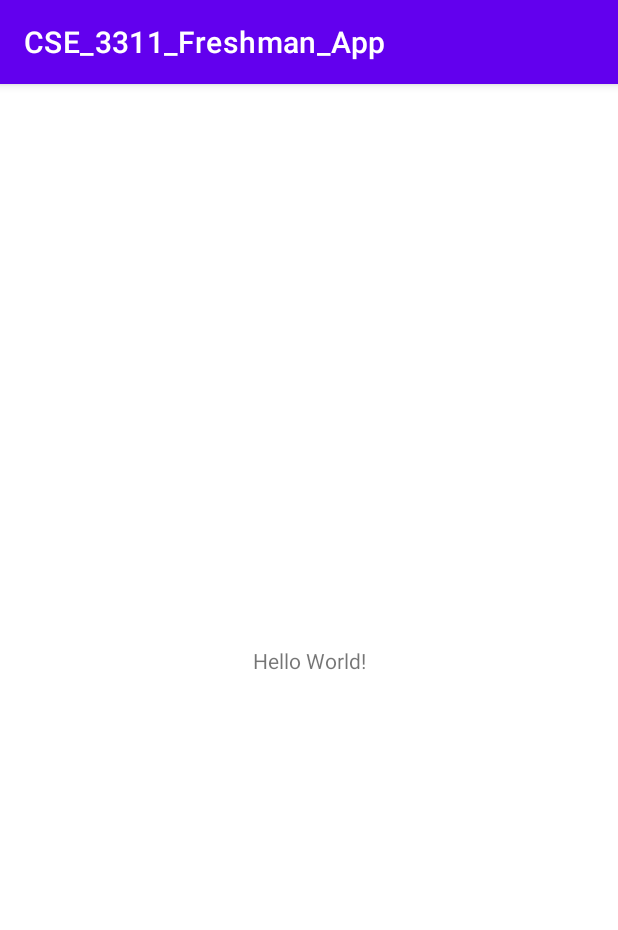
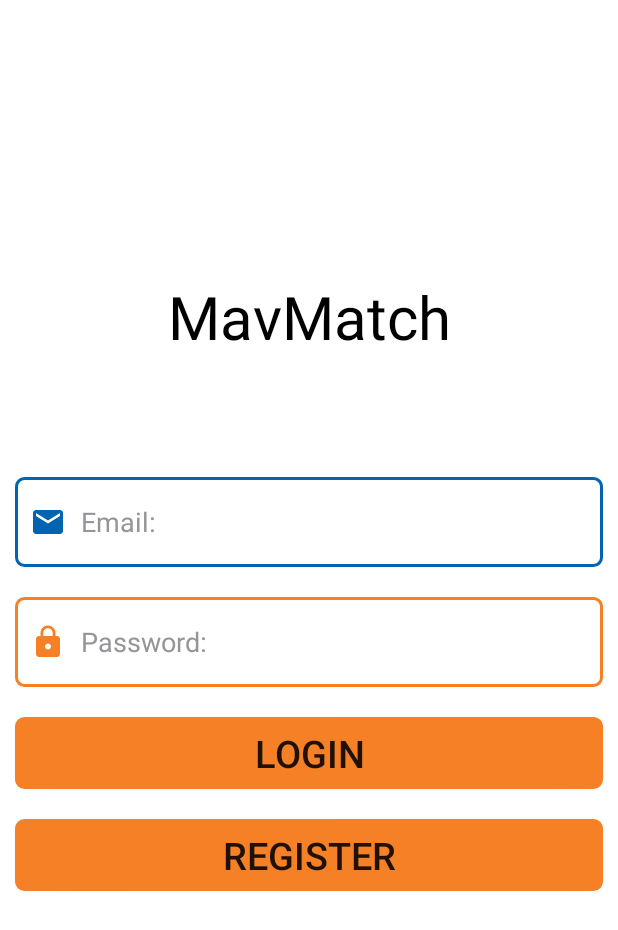
Before and after one commit to AndyLazaro/CSE_3311_Freshman_App, an Android app: the screen it shows after launch (MainActivity before the commit, LoginActivity after it), on a phone screen of 412 x 824 dp. Shown: the top 930 px of the screen. Run offline under Robolectric (Android 15) with nearby library versions, the phone set to English and light mode, and no system bars; our stand-ins replace Firebase (no records; nobody signed in at launch, a user with empty details on screens opened directly).

Commit message:
Login and Registration with Firebase

```diff
--- a/app/build.gradle
+++ b/app/build.gradle
@@ -1,5 +1,6 @@
 plugins {
     id 'com.android.application'
+    id 'com.google.gms.google-services'
 }
 
 android {
@@ -29,6 +30,10 @@ android {
 
 dependencies {
 
+    implementation platform('com.google.firebase:firebase-bom:30.4.1')
+    implementation 'com.google.firebase:firebase-analytics'
+    implementation 'com.google.firebase:firebase-auth'
+    implementation 'com.google.firebase:firebase-database'
     implementation 'androidx.appcompat:appcompat:1.5.0'
     implementation 'com.google.android.material:material:1.6.1'
     implementation 'androidx.constraintlayout:constraintlayout:2.1.4'
--- /dev/null
+++ b/app/src/main/java/com/example/cse_3311_freshman_app/LoginActivity.java
@@ -0,0 +1,102 @@
+package com.example.cse_3311_freshman_app;
+
+import androidx.annotation.NonNull;
+import androidx.appcompat.app.AppCompatActivity;
+
+import android.content.Intent;
+import android.os.Bundle;
+import android.text.TextUtils;
+import android.view.View;
+import android.widget.Button;
+import android.widget.EditText;
+import android.widget.ProgressBar;
+import android.widget.Toast;
+
+import com.google.android.gms.tasks.OnCompleteListener;
+import com.google.android.gms.tasks.Task;
+import com.google.firebase.auth.AuthResult;
+import com.google.firebase.auth.FirebaseAuth;
+import com.google.firebase.auth.FirebaseUser;
+
+public class LoginActivity extends AppCompatActivity {
+
+    EditText emailEt, passwordEt;
+    Button registerBtn, loginBtn;
+    ProgressBar progressBar;
+    FirebaseAuth mAuth;
+
+    @Override
+    protected void onCreate(Bundle savedInstanceState) {
+        super.onCreate(savedInstanceState);
+        setContentView(R.layout.activity_login);
+
+        emailEt = findViewById(R.id.login_email_et);
+        passwordEt = findViewById(R.id.login_password_et);
+        registerBtn = findViewById(R.id.login_to_signup);
+        loginBtn = findViewById(R.id.button_login);
+        progressBar = findViewById(R.id.progressbar_login);
+        mAuth = FirebaseAuth.getInstance();
+
+        //Register button moves to register page
+        registerBtn.setOnClickListener(new View.OnClickListener() {
+            @Override
+            public void onClick(View view) {
+                Intent intent = new Intent(LoginActivity.this,RegisterActivity.class);
+                startActivity(intent);
+            }
+        });
+
+        //Login button handles input and validates if user exists in database to go to main
+        loginBtn.setOnClickListener(new View.OnClickListener() {
+            @Override
+            public void onClick(View view) {
+                String email = emailEt.getText().toString();
+                String password = passwordEt.getText().toString();
+                if(!TextUtils.isEmpty(email) && (!TextUtils.isEmpty(password)))
+                {
+                    progressBar.setVisibility(View.VISIBLE);
+                    mAuth.signInWithEmailAndPassword(email, password).addOnCompleteListener(new OnCompleteListener<AuthResult>() {
+                        @Override
+                        public void onComplete(@NonNull Task<AuthResult> task) {
+                           if (task.isSuccessful())
+                           {
+                               moveToMain();
+                               progressBar.setVisibility(View.INVISIBLE);
+                           }
+                           else
+                           {
+                               progressBar.setVisibility(View.INVISIBLE);
+                               String error = task.getException().getMessage();
+                               Toast.makeText(LoginActivity.this, "Error  :"+error, Toast.LENGTH_SHORT).show();
+                           }
+                        }
+                    });
+                }
+                else
+                {
+                    progressBar.setVisibility(View.INVISIBLE);
+                    Toast.makeText(LoginActivity.this, "Fill Out All Fields", Toast.LENGTH_SHORT).show();
+                }
+            }
+        });
+    }
+
+    private void moveToMain()
+    {
+        Intent intent = new Intent(LoginActivity.this, MainActivity.class);
+        startActivity(intent);
+        finish();
+    }
+
+    @Override
+    protected void onStart() {
+        super.onStart();
+
+        //Check to see if there is a current user logged in, if so, go to main page
+        FirebaseUser user = FirebaseAuth.getInstance().getCurrentUser();
+        if (user != null)
+        {
+            moveToMain();
+        }
+    }
+}
--- a/app/src/main/java/com/example/cse_3311_freshman_app/MainActivity.java
+++ b/app/src/main/java/com/example/cse_3311_freshman_app/MainActivity.java
@@ -2,13 +2,49 @@ package com.example.cse_3311_freshman_app;
 
 import androidx.appcompat.app.AppCompatActivity;
 
+import android.content.Intent;
 import android.os.Bundle;
+import android.view.View;
+import android.widget.Button;
+
+import com.google.firebase.auth.FirebaseAuth;
+import com.google.firebase.auth.FirebaseUser;
 
 public class MainActivity extends AppCompatActivity {
+
+    Button signOutBtn;
+    FirebaseAuth auth;
 
     @Override
     protected void onCreate(Bundle savedInstanceState) {
         super.onCreate(savedInstanceState);
         setContentView(R.layout.activity_main);
+        signOutBtn = findViewById(R.id.button_logout);
+        auth = FirebaseAuth.getInstance();
+
+        //Sign out the user and send back to login page
+        signOutBtn.setOnClickListener(new View.OnClickListener() {
+            @Override
+            public void onClick(View view) {
+                auth.signOut();
+                Intent intent = new Intent(MainActivity.this, LoginActivity.class);
+                startActivity(intent);
+            }
+        });
+
+    }
+
+    @Override
+    protected void onStart() {
+        super.onStart();
+
+        //Check to see if there is a current user logged in, if not, go to login page
+        FirebaseUser user = FirebaseAuth.getInstance().getCurrentUser();
+        if (user == null)
+        {
+            Intent intent = new Intent (MainActivity.this, LoginActivity.class);
+            startActivity(intent);
+            finish();
+        }
     }
 }
--- /dev/null
+++ b/app/src/main/res/drawable/custom_button.xml
@@ -0,0 +1,28 @@
+<?xml version="1.0" encoding="utf-8"?>
+<selector xmlns:android="http://schemas.android.com/apk/res/android">
+
+    <item android:state_pressed="true">
+        <shape android:shape="rectangle">
+            <solid android:color="@color/utablue"/>
+            <corners android:radius="5dp"/>
+            <stroke android:color="@color/utablue" android:width="2dp"/>
+        </shape>
+    </item>
+
+    <item android:state_focused="true">
+        <shape android:shape="rectangle">
+            <solid android:color="@color/utablue"/>
+            <corners android:radius="5dp"/>
+            <stroke android:color="@color/utablue" android:width="2dp"/>
+        </shape>
+    </item>
+
+    <item >
+        <shape android:shape="rectangle">
+            <solid android:color="@color/utaorange"/>
+            <corners android:radius="5dp"/>
+            <stroke android:color="@color/utaorange" android:width="2dp"/>
+        </shape>
+    </item>
+
+</selector>
--- /dev/null
+++ b/app/src/main/res/drawable/custom_input.xml
@@ -0,0 +1,20 @@
+<?xml version="1.0" encoding="utf-8"?>
+<selector xmlns:android="http://schemas.android.com/apk/res/android">
+
+    <item android:state_enabled="true" android:state_focused="true">
+        <shape android:shape="rectangle">
+            <solid android:color="@color/utawhite"/>
+            <corners android:radius="5dp"/>
+            <stroke android:color="@color/utablue" android:width="2dp"/>
+        </shape>
+    </item>
+
+    <item android:state_enabled="true">
+        <shape android:shape="rectangle">
+            <solid android:color="@color/utawhite"/>
+            <corners android:radius="5dp"/>
+            <stroke android:color="@color/utaorange" android:width="2dp"/>
+        </shape>
+    </item>
+
+</selector>
--- /dev/null
+++ b/app/src/main/res/drawable/email_highlighted.xml
@@ -0,0 +1,5 @@
+<vector android:height="24dp"
+    android:viewportHeight="24" android:viewportWidth="24"
+    android:width="24dp" xmlns:android="http://schemas.android.com/apk/res/android">
+    <path android:fillColor="@color/utablue" android:pathData="M20,4L4,4c-1.1,0 -1.99,0.9 -1.99,2L2,18c0,1.1 0.9,2 2,2h16c1.1,0 2,-0.9 2,-2L22,6c0,-1.1 -0.9,-2 -2,-2zM20,8l-8,5 -8,-5L4,6l8,5 8,-5v2z"/>
+</vector>
--- /dev/null
+++ b/app/src/main/res/drawable/email_input.xml
@@ -0,0 +1,9 @@
+<?xml version="1.0" encoding="utf-8"?>
+<selector xmlns:android="http://schemas.android.com/apk/res/android">
+
+    <item android:state_focused="true"
+        android:drawable="@drawable/email_highlighted"/>
+
+    <item android:state_focused="false"
+        android:drawable="@drawable/ic_baseline_email_24"/>
+</selector>
--- /dev/null
+++ b/app/src/main/res/drawable/ic_baseline_email_24.xml
@@ -0,0 +1,5 @@
+<vector android:height="24dp"
+    android:viewportHeight="24" android:viewportWidth="24"
+    android:width="24dp" xmlns:android="http://schemas.android.com/apk/res/android">
+    <path android:fillColor="@color/utaorange" android:pathData="M20,4L4,4c-1.1,0 -1.99,0.9 -1.99,2L2,18c0,1.1 0.9,2 2,2h16c1.1,0 2,-0.9 2,-2L22,6c0,-1.1 -0.9,-2 -2,-2zM20,8l-8,5 -8,-5L4,6l8,5 8,-5v2z"/>
+</vector>
--- /dev/null
+++ b/app/src/main/res/drawable/ic_baseline_lock_24.xml
@@ -0,0 +1,5 @@
+<vector android:height="24dp"
+    android:viewportHeight="24" android:viewportWidth="24"
+    android:width="24dp" xmlns:android="http://schemas.android.com/apk/res/android">
+    <path android:fillColor="@color/utaorange" android:pathData="M18,8h-1L17,6c0,-2.76 -2.24,-5 -5,-5S7,3.24 7,6v2L6,8c-1.1,0 -2,0.9 -2,2v10c0,1.1 0.9,2 2,2h12c1.1,0 2,-0.9 2,-2L20,10c0,-1.1 -0.9,-2 -2,-2zM12,17c-1.1,0 -2,-0.9 -2,-2s0.9,-2 2,-2 2,0.9 2,2 -0.9,2 -2,2zM15.1,8L8.9,8L8.9,6c0,-1.71 1.39,-3.1 3.1,-3.1 1.71,0 3.1,1.39 3.1,3.1v2z"/>
+</vector>
--- /dev/null
+++ b/app/src/main/res/drawable/password_highlighted.xml
@@ -0,0 +1,5 @@
+<vector android:height="24dp"
+    android:viewportHeight="24" android:viewportWidth="24"
+    android:width="24dp" xmlns:android="http://schemas.android.com/apk/res/android">
+    <path android:fillColor="@color/utablue" android:pathData="M18,8h-1L17,6c0,-2.76 -2.24,-5 -5,-5S7,3.24 7,6v2L6,8c-1.1,0 -2,0.9 -2,2v10c0,1.1 0.9,2 2,2h12c1.1,0 2,-0.9 2,-2L20,10c0,-1.1 -0.9,-2 -2,-2zM12,17c-1.1,0 -2,-0.9 -2,-2s0.9,-2 2,-2 2,0.9 2,2 -0.9,2 -2,2zM15.1,8L8.9,8L8.9,6c0,-1.71 1.39,-3.1 3.1,-3.1 1.71,0 3.1,1.39 3.1,3.1v2z"/>
+</vector>
--- /dev/null
+++ b/app/src/main/res/drawable/password_input.xml
@@ -0,0 +1,9 @@
+<?xml version="1.0" encoding="utf-8"?>
+<selector xmlns:android="http://schemas.android.com/apk/res/android">
+
+    <item android:state_focused="true"
+        android:drawable="@drawable/password_highlighted"/>
+
+    <item android:state_focused="false"
+        android:drawable="@drawable/ic_baseline_lock_24"/>
+</selector>
--- /dev/null
+++ b/app/src/main/res/layout/activity_login.xml
@@ -0,0 +1,80 @@
+<?xml version="1.0" encoding="utf-8"?>
+<LinearLayout xmlns:android="http://schemas.android.com/apk/res/android"
+    xmlns:app="http://schemas.android.com/apk/res-auto"
+    xmlns:tools="http://schemas.android.com/tools"
+    android:layout_width="match_parent"
+    android:layout_height="match_parent"
+    android:orientation="vertical"
+    android:gravity="center"
+    android:background="@color/utawhite"
+    tools:context=".LoginActivity">
+
+    <TextView
+        android:layout_width="match_parent"
+        android:layout_height="wrap_content"
+        android:text="MavMatch"
+        android:textColor="@color/utablack"
+        android:textSize="40sp"
+        android:textAlignment="center"
+        android:gravity="center_horizontal"
+        android:layout_marginBottom="70dp"/>
+
+    <EditText
+        android:id="@+id/login_email_et"
+        android:layout_width="match_parent"
+        android:layout_height="60dp"
+        android:layout_margin="10dp"
+        android:background="@drawable/custom_input"
+        android:drawableStart="@drawable/email_input"
+        android:drawableLeft="@drawable/email_input"
+        android:drawablePadding="10dp"
+        android:hint="Email:"
+        android:inputType="textEmailAddress"
+        android:paddingStart="10dp"
+        android:textColor="@color/utablack"
+        android:textColorHint="@color/utagrey" />
+
+    <EditText
+        android:id="@+id/login_password_et"
+        android:layout_width="match_parent"
+        android:layout_height="60dp"
+        android:layout_margin="10dp"
+        android:background="@drawable/custom_input"
+        android:drawableStart="@drawable/password_input"
+        android:drawableLeft="@drawable/password_input"
+        android:drawablePadding="10dp"
+        android:hint="Password:"
+        android:inputType="textPassword"
+        android:paddingStart="10dp"
+        android:textColor="@color/utablack"
+        android:textColorHint="@color/utagrey" />
+
+    <Button
+        android:layout_width="match_parent"
+        android:layout_height="wrap_content"
+        android:background="@drawable/custom_button"
+        android:text="Login"
+        android:layout_margin="10dp"
+        android:id="@+id/button_login"
+        android:textSize="25dp" />
+
+    <Button
+        android:layout_width="match_parent"
+        android:layout_height="wrap_content"
+        android:background="@drawable/custom_button"
+        android:text="Register"
+        android:layout_margin="10dp"
+        android:id="@+id/login_to_signup"
+        android:textSize="25dp" />
+
+    <ProgressBar
+        android:layout_width="match_parent"
+        android:layout_height="wrap_content"
+        android:id="@+id/progressbar_login"
+        android:indeterminate="true"
+        android:indeterminateTint="@color/utaorange"
+        style="@style/Widget.AppCompat.ProgressBar.Horizontal"
+        android:visibility="invisible"
+        android:layout_marginTop="20dp"/>
+
+</LinearLayout>
--- a/app/src/main/res/layout/activity_main.xml
+++ b/app/src/main/res/layout/activity_main.xml
@@ -1,18 +1,15 @@
 <?xml version="1.0" encoding="utf-8"?>
-<androidx.constraintlayout.widget.ConstraintLayout xmlns:android="http://schemas.android.com/apk/res/android"
+<LinearLayout xmlns:android="http://schemas.android.com/apk/res/android"
     xmlns:app="http://schemas.android.com/apk/res-auto"
     xmlns:tools="http://schemas.android.com/tools"
     android:layout_width="match_parent"
     android:layout_height="match_parent"
     tools:context=".MainActivity">
 
-    <TextView
+    <Button
         android:layout_width="wrap_content"
         android:layout_height="wrap_content"
-        android:text="Hello World!"
-        app:layout_constraintBottom_toBottomOf="parent"
-        app:layout_constraintLeft_toLeftOf="parent"
-        app:layout_constraintRight_toRightOf="parent"
-        app:layout_constraintTop_toTopOf="parent" />
+        android:text="Sign Out"
+        android:id="@+id/button_logout"/>
 
-</androidx.constraintlayout.widget.ConstraintLayout>
+</LinearLayout>
--- a/app/src/main/res/values/colors.xml
+++ b/app/src/main/res/values/colors.xml
@@ -7,4 +7,9 @@
     <color name="teal_700">#FF018786</color>
     <color name="black">#FF000000</color>
     <color name="white">#FFFFFFFF</color>
+    <color name = "utaorange">#F58025</color>
+    <color name = "utawhite">#FFFFFF</color>
+    <color name = "utablue">#0064b1</color>
+    <color name = "utablack">#000000</color>
+    <color name = "utagrey">#939598</color>
 </resources>
--- a/build.gradle
+++ b/build.gradle
@@ -1,4 +1,10 @@
 // Top-level build file where you can add configuration options common to all sub-projects/modules.
+buildscript {
+    dependencies {
+        classpath 'com.google.gms:google-services:4.3.13'
+    }
+}
+
 plugins {
     id 'com.android.application' version '7.1.3' apply false
     id 'com.android.library' version '7.1.3' apply false
```
Also changed, not shown: app/src/main/AndroidManifest.xml (+10 -1 lines), app/src/main/java/com/example/cse_3311_freshman_app/RegisterActivity.java (added, +114 -0 lines), app/src/main/res/layout/activity_register.xml (added, +95 -0 lines), 1 other file.
